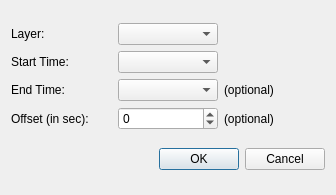
Qt form addLayer.ui (anitagraser/TimeManager) before a commit.
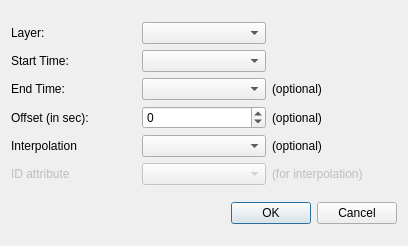
The same form after that commit.

Commit message: Added UI for adding interpolation-enabled layers

The edit to the form file:
```diff
--- a/addLayer.ui
+++ b/addLayer.ui
@@ -6,8 +6,8 @@
    <rect>
     <x>0</x>
     <y>0</y>
-    <width>336</width>
-    <height>195</height>
+    <width>408</width>
+    <height>246</height>
    </rect>
   </property>
   <property name="windowTitle">
@@ -46,6 +46,23 @@
      <item row="2" column="1">
       <widget class="QComboBox" name="comboBoxEnd"/>
      </item>
+     <item row="4" column="0">
+      <layout class="QHBoxLayout" name="horizontalLayout">
+       <item>
+        <widget class="QLabel" name="label_5">
+         <property name="toolTip">
+          <string>Interpolate between frames</string>
+         </property>
+         <property name="whatsThis">
+          <string/>
+         </property>
+         <property name="text">
+          <string>Interpolation</string>
+         </property>
+        </widget>
+       </item>
+      </layout>
+     </item>
      <item row="2" column="2">
       <widget class="QLabel" name="label_4">
        <property name="text">
@@ -77,6 +94,53 @@
        </property>
       </widget>
      </item>
+     <item row="4" column="2">
+      <widget class="QLabel" name="label_9">
+       <property name="text">
+        <string>(optional)</string>
+       </property>
+      </widget>
+     </item>
+     <item row="5" column="0">
+      <layout class="QVBoxLayout" name="verticalLayout_3">
+       <item>
+        <widget class="QLabel" name="labelID1">
+         <property name="enabled">
+          <bool>false</bool>
+         </property>
+         <property name="toolTip">
+          <string>The attribute that uniquely identifies geometries</string>
+         </property>
+         <property name="whatsThis">
+          <string/>
+         </property>
+         <property name="text">
+          <string>ID attribute</string>
+         </property>
+        </widget>
+       </item>
+      </layout>
+     </item>
+     <item row="4" column="1">
+      <widget class="QComboBox" name="comboBoxInterpolation"/>
+     </item>
+     <item row="5" column="1">
+      <widget class="QComboBox" name="comboBoxID">
+       <property name="enabled">
+        <bool>false</bool>
+       </property>
+      </widget>
+     </item>
+     <item row="5" column="2">
+      <widget class="QLabel" name="labelID2">
+       <property name="enabled">
+        <bool>false</bool>
+       </property>
+       <property name="text">
+        <string>(for interpolation)</string>
+       </property>
+      </widget>
+     </item>
     </layout>
    </item>
    <item>
```
The commit also changes 2 other files.
